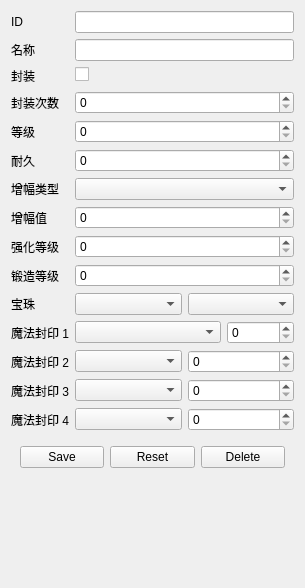
Before: the Qt Designer form ui/components/inventory/inventory_equipment_form.ui in evrins/DNF_pvf_python, drawn with Qt 5.
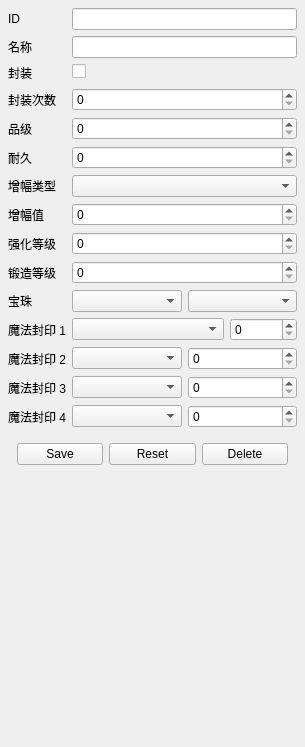
After: the same form once the commit is applied.

Patch:
```diff
--- a/ui/components/inventory/inventory_equipment_form.ui
+++ b/ui/components/inventory/inventory_equipment_form.ui
@@ -7,13 +7,31 @@
     <x>0</x>
     <y>0</y>
     <width>305</width>
-    <height>588</height>
+    <height>747</height>
    </rect>
   </property>
+  <property name="sizePolicy">
+   <sizepolicy hsizetype="Expanding" vsizetype="Preferred">
+    <horstretch>0</horstretch>
+    <verstretch>0</verstretch>
+   </sizepolicy>
+  </property>
   <property name="windowTitle">
    <string>Form</string>
   </property>
   <layout class="QFormLayout" name="formLayout">
+   <property name="leftMargin">
+    <number>8</number>
+   </property>
+   <property name="topMargin">
+    <number>8</number>
+   </property>
+   <property name="rightMargin">
+    <number>8</number>
+   </property>
+   <property name="bottomMargin">
+    <number>8</number>
+   </property>
    <item row="0" column="0">
     <widget class="QLabel" name="id_label">
      <property name="text">
@@ -81,7 +99,7 @@
    <item row="4" column="0">
     <widget class="QLabel" name="grade_label">
      <property name="text">
-      <string>等级</string>
+      <string>品级</string>
      </property>
     </widget>
    </item>
```
